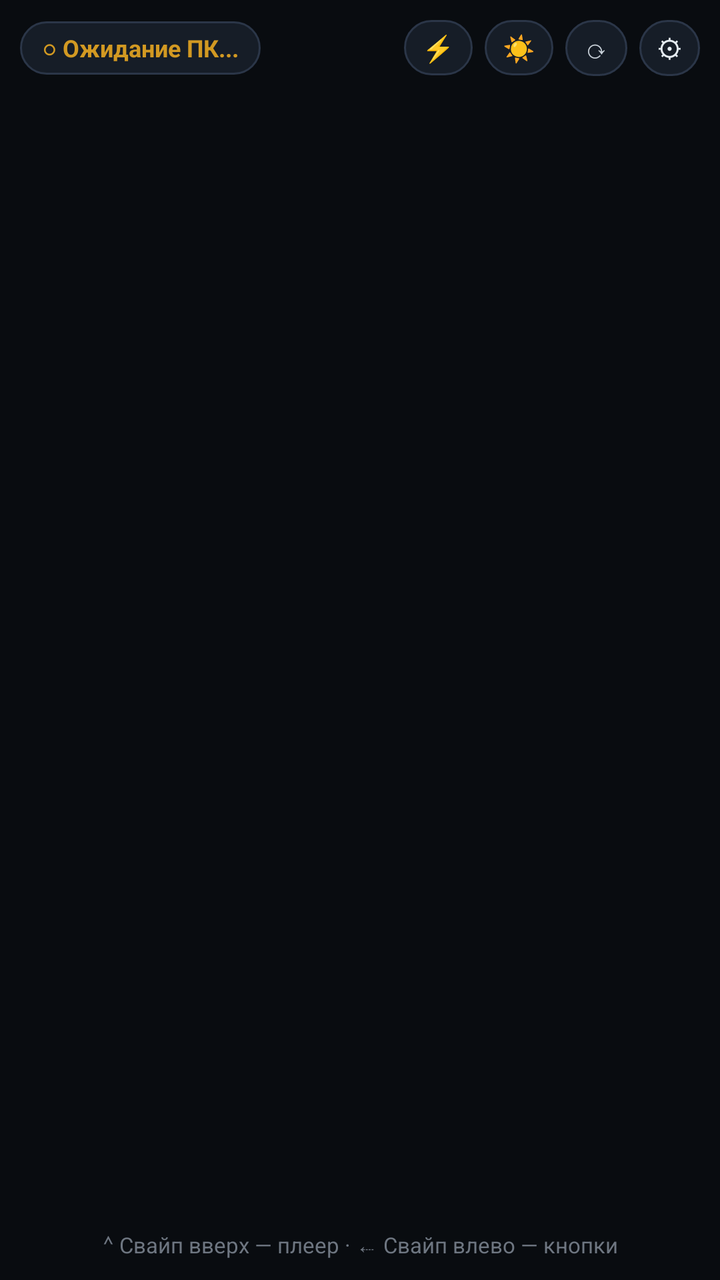
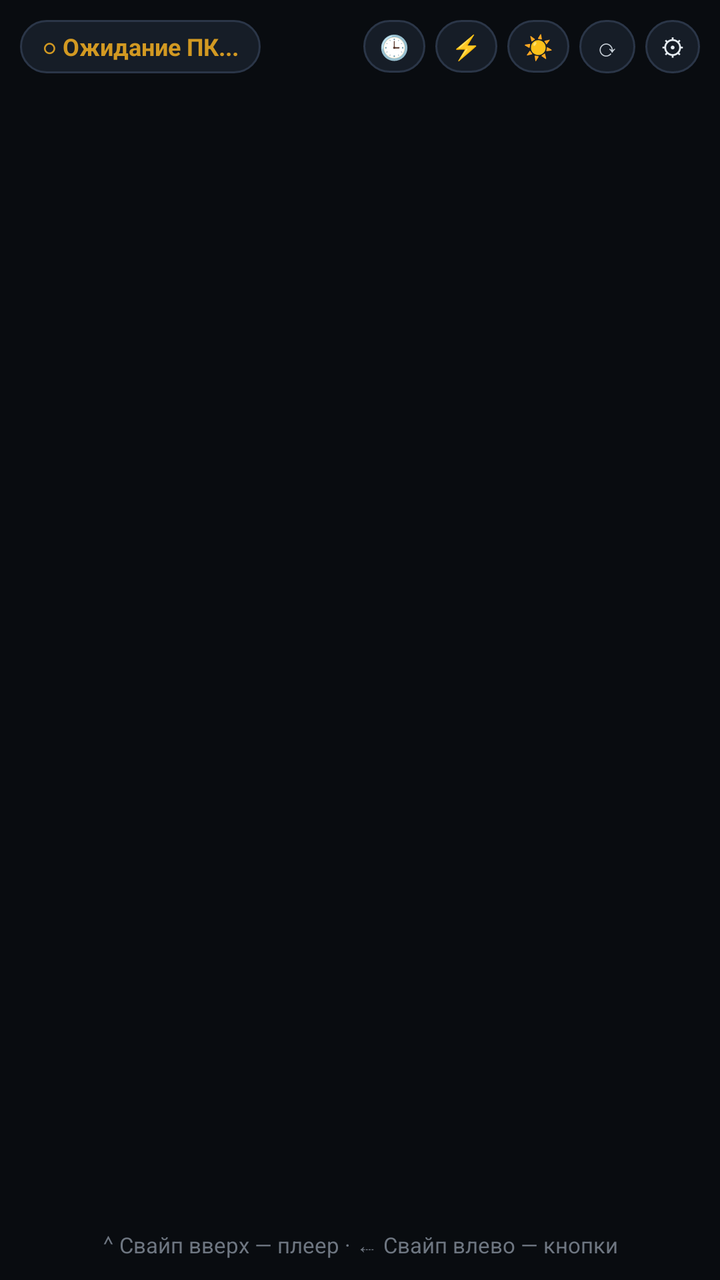

Screens rendered from an Android XML layout before and after an edit, with the pre-edit source and the edit as a unified diff.
<!-- AndroidManifest.xml: application theme Theme.PCMonitorUSB -->
<!-- res/layout/activity_main.xml -->
<?xml version="1.0" encoding="utf-8"?>
<FrameLayout xmlns:android="http://schemas.android.com/apk/res/android"
    android:id="@+id/rootContainer"
    android:layout_width="match_parent"
    android:layout_height="match_parent"
    android:background="#090C10">

    <LinearLayout
        android:id="@+id/rootLayout"
        android:layout_width="match_parent"
        android:layout_height="match_parent"
        android:orientation="vertical"
        android:padding="10dp">

        <LinearLayout
            android:layout_width="match_parent"
            android:layout_height="wrap_content"
            android:gravity="center_vertical"
            android:orientation="horizontal"
            android:paddingBottom="6dp">

            <TextView
                android:id="@+id/tvStatus"
                android:layout_width="wrap_content"
                android:layout_height="wrap_content"
                android:background="@drawable/status_pill_bg"
                android:paddingLeft="11dp"
                android:paddingTop="5dp"
                android:paddingRight="11dp"
                android:paddingBottom="5dp"
                android:text="○ Ожидание ПК..."
                android:textColor="#D29922"
                android:textSize="12sp"
                android:textStyle="bold" />

            <TextView
                android:id="@+id/tvGameName"
                android:layout_width="0dp"
                android:layout_height="wrap_content"
                android:layout_weight="1"
                android:ellipsize="end"
                android:maxLines="1"
                android:paddingLeft="8dp"
                android:paddingRight="6dp"
                android:text=""
                android:textColor="#8B949E"
                android:textSize="12sp" />

            <TextView
                android:id="@+id/btnUpdateApp"
                android:layout_width="wrap_content"
                android:layout_height="wrap_content"
                android:layout_marginEnd="6dp"
                android:background="@drawable/status_pill_bg"
                android:paddingLeft="10dp"
                android:paddingTop="5dp"
                android:paddingRight="10dp"
                android:paddingBottom="5dp"
                android:text="⬇ Обновить"
                android:textColor="#3FB950"
                android:textSize="12sp"
                android:textStyle="bold"
                android:visibility="gone" />

            <TextView
                android:id="@+id/btnMacros"
                android:layout_width="wrap_content"
                android:layout_height="wrap_content"
                android:layout_marginEnd="6dp"
                android:background="@drawable/status_pill_bg"
                android:paddingLeft="9dp"
                android:paddingTop="5dp"
                android:paddingRight="9dp"
                android:paddingBottom="5dp"
                android:text="⚡"
                android:textColor="#E6EDF3"
                android:textSize="13sp" />

            <TextView
                android:id="@+id/btnDim"
                android:layout_width="wrap_content"
                android:layout_height="wrap_content"
                android:layout_marginEnd="6dp"
                android:background="@drawable/status_pill_bg"
                android:paddingLeft="9dp"
                android:paddingTop="5dp"
                android:paddingRight="9dp"
                android:paddingBottom="5dp"
                android:text="☀"
                android:textColor="#C9D1D9"
                android:textSize="13sp" />

            <TextView
                android:id="@+id/btnRotate"
                android:layout_width="wrap_content"
                android:layout_height="wrap_content"
                android:layout_marginEnd="6dp"
                android:background="@drawable/status_pill_bg"
                android:paddingLeft="9dp"
                android:paddingTop="5dp"
                android:paddingRight="9dp"
                android:paddingBottom="5dp"
                android:text="⟳"
                android:textColor="#C9D1D9"
                android:textSize="13sp" />

            <TextView
                android:id="@+id/btnSettings"
                android:layout_width="wrap_content"
                android:layout_height="wrap_content"
                android:background="@drawable/status_pill_bg"
                android:paddingLeft="9dp"
                android:paddingTop="5dp"
                android:paddingRight="9dp"
                android:paddingBottom="5dp"
                android:text="⚙"
                android:textColor="#E6EDF3"
                android:textSize="13sp" />
        </LinearLayout>

        <GridLayout
            android:id="@+id/metricsGrid"
            android:layout_width="match_parent"
            android:layout_height="0dp"
            android:layout_weight="1"
            android:alignmentMode="alignBounds"
            android:useDefaultMargins="false" />

        <TextView
            android:id="@+id/tvMiniMedia"
            android:layout_width="match_parent"
            android:layout_height="wrap_content"
            android:ellipsize="end"
            android:gravity="center"
            android:maxLines="1"
            android:paddingTop="4dp"
            android:text="⌃ Свайп вверх — плеер · ⇠ Свайп влево — кнопки"
            android:textColor="#6E7681"
            android:textSize="11sp" />
    </LinearLayout>

    
    <FrameLayout
        android:id="@+id/mediaOverlay"
        android:layout_width="match_parent"
        android:layout_height="match_parent"
        android:background="#090C10"
        android:visibility="gone">

        <ImageView
            android:id="@+id/ivMediaBackdrop"
            android:layout_width="match_parent"
            android:layout_height="match_parent"
            android:alpha="0.88"
            android:scaleType="centerCrop" />

        <View
            android:id="@+id/mediaScrim"
            android:layout_width="match_parent"
            android:layout_height="match_parent"
            android:background="@drawable/media_scrim" />

        <LinearLayout
            android:layout_width="match_parent"
            android:layout_height="match_parent"
            android:gravity="center_horizontal"
            android:orientation="vertical"
            android:paddingLeft="20dp"
            android:paddingTop="12dp"
            android:paddingRight="20dp"
            android:paddingBottom="14dp">

            <View
                android:id="@+id/btnCloseMedia"
                android:layout_width="48dp"
                android:layout_height="5dp"
                android:layout_marginBottom="10dp"
                android:background="@drawable/glass_pill" />

            
            <LinearLayout
                android:id="@+id/mediaBody"
                android:layout_width="match_parent"
                android:layout_height="0dp"
                android:layout_weight="1"
                android:gravity="center"
                android:orientation="horizontal">

                <ImageView
                    android:id="@+id/ivMediaArt"
                    android:layout_width="148dp"
                    android:layout_height="148dp"
                    android:layout_margin="12dp"
                    android:background="@drawable/card_bg"
                    android:elevation="16dp"
                    android:scaleType="centerCrop"
                    android:visibility="gone" />

                <LinearLayout
                    android:id="@+id/mediaRightCol"
                    android:layout_width="0dp"
                    android:layout_height="wrap_content"
                    android:layout_weight="1"
                    android:gravity="center_horizontal"
                    android:orientation="vertical"
                    android:paddingLeft="8dp"
                    android:paddingRight="8dp">

                    <LinearLayout
                        android:layout_width="wrap_content"
                        android:layout_height="wrap_content"
                        android:gravity="center_vertical"
                        android:orientation="horizontal">

                        <TextView
                            android:id="@+id/tvMediaStatus"
                            android:layout_width="wrap_content"
                            android:layout_height="wrap_content"
                            android:letterSpacing="0.08"
                            android:text="NOW PLAYING"
                            android:textAllCaps="true"
                            android:textColor="#58A6FF"
                            android:textSize="11sp"
                            android:textStyle="bold" />

                        <com.pcmonitor.usb.AudioVisualizerView
                            android:id="@+id/audioVisualizer"
                            android:layout_width="96dp"
                            android:layout_height="18dp"
                            android:layout_marginStart="10dp" />
                    </LinearLayout>

                    <TextView
                        android:id="@+id/tvMediaTitle"
                        android:layout_width="match_parent"
                        android:layout_height="wrap_content"
                        android:layout_marginTop="6dp"
                        android:ellipsize="end"
                        android:gravity="center"
                        android:maxLines="2"
                        android:text="Ничего не играет"
                        android:textColor="#FFFFFF"
                        android:textSize="22sp"
                        android:textStyle="bold" />

                    <TextView
                        android:id="@+id/tvMediaArtist"
                        android:layout_width="match_parent"
                        android:layout_height="wrap_content"
                        android:layout_marginTop="2dp"
                        android:ellipsize="end"
                        android:gravity="center"
                        android:maxLines="1"
                        android:text=""
                        android:textColor="#C2CCD6"
                        android:textSize="14sp" />

                    <ProgressBar
                        android:id="@+id/mediaProgress"
                        style="?android:attr/progressBarStyleHorizontal"
                        android:layout_width="match_parent"
                        android:layout_height="4dp"
                        android:layout_marginTop="12dp"
                        android:max="1000"
                        android:progress="0" />

                    <LinearLayout
                        android:layout_width="match_parent"
                        android:layout_height="wrap_content"
                        android:layout_marginTop="3dp"
                        android:orientation="horizontal">

                        <TextView
                            android:id="@+id/tvMediaPos"
                            android:layout_width="0dp"
                            android:layout_height="wrap_content"
                            android:layout_weight="1"
                            android:fontFamily="monospace"
                            android:text="0:00"
                            android:textColor="#9AA6B2"
                            android:textSize="11sp" />

                        <TextView
                            android:id="@+id/tvMediaDur"
                            android:layout_width="wrap_content"
                            android:layout_height="wrap_content"
                            android:fontFamily="monospace"
                            android:text="0:00"
                            android:textColor="#9AA6B2"
                            android:textSize="11sp" />
                    </LinearLayout>

                    
                    <LinearLayout
                        android:layout_width="wrap_content"
                        android:layout_height="wrap_content"
                        android:layout_marginTop="12dp"
                        android:gravity="center"
                        android:orientation="horizontal">

                        <ImageView
                            android:id="@+id/btnPrev"
                            android:layout_width="48dp"
                            android:layout_height="48dp"
                            android:layout_marginEnd="18dp"
                            android:background="@drawable/glass_circle_btn"
                            android:padding="11dp"
                            android:src="@drawable/ic_prev" />

                        <ImageView
                            android:id="@+id/btnPlayPause"
                            android:layout_width="62dp"
                            android:layout_height="62dp"
                            android:layout_marginEnd="18dp"
                            android:background="@drawable/glass_circle_btn"
                            android:elevation="8dp"
                            android:padding="15dp"
                            android:src="@drawable/ic_play" />

                        <ImageView
                            android:id="@+id/btnNext"
                            android:layout_width="48dp"
                            android:layout_height="48dp"
                            android:background="@drawable/glass_circle_btn"
                            android:padding="11dp"
                            android:src="@drawable/ic_next" />
                    </LinearLayout>

                    
                    <LinearLayout
                        android:layout_width="wrap_content"
                        android:layout_height="38dp"
                        android:layout_marginTop="12dp"
                        android:background="@drawable/glass_pill"
                        android:gravity="center"
                        android:orientation="horizontal"
                        android:paddingLeft="10dp"
                        android:paddingRight="10dp">

                        <ImageView
                            android:id="@+id/btnVolDown"
                            android:layout_width="36dp"
                            android:layout_height="36dp"
                            android:padding="8dp"
                            android:src="@drawable/ic_vol_down" />

                        <ImageView
                            android:id="@+id/btnVolMute"
                            android:layout_width="36dp"
                            android:layout_height="36dp"
                            android:layout_marginStart="6dp"
                            android:layout_marginEnd="6dp"
                            android:padding="8dp"
                            android:src="@drawable/ic_vol_mute" />

                        <ImageView
                            android:id="@+id/btnVolUp"
                            android:layout_width="36dp"
                            android:layout_height="36dp"
                            android:padding="8dp"
                            android:src="@drawable/ic_vol_up" />
                    </LinearLayout>
                </LinearLayout>
            </LinearLayout>
        </LinearLayout>
    </FrameLayout>

    
    <LinearLayout
        android:id="@+id/macroOverlay"
        android:layout_width="match_parent"
        android:layout_height="match_parent"
        android:background="#F5090C10"
        android:orientation="vertical"
        android:padding="12dp"
        android:visibility="gone">

        <LinearLayout
            android:layout_width="match_parent"
            android:layout_height="wrap_content"
            android:gravity="center_vertical"
            android:orientation="horizontal"
            android:paddingBottom="8dp">

            <TextView
                android:layout_width="0dp"
                android:layout_height="wrap_content"
                android:layout_weight="1"
                android:text="⚡ Быстрые кнопки ПК / OBS"
                android:textColor="#E6EDF3"
                android:textSize="15sp"
                android:textStyle="bold" />

            <TextView
                android:id="@+id/btnCloseMacros"
                android:layout_width="wrap_content"
                android:layout_height="wrap_content"
                android:background="@drawable/status_pill_bg"
                android:paddingLeft="14dp"
                android:paddingTop="5dp"
                android:paddingRight="14dp"
                android:paddingBottom="5dp"
                android:text="✕ Закрыть (свайп вправо)"
                android:textColor="#8B949E"
                android:textSize="12sp" />
        </LinearLayout>

        <GridLayout
            android:id="@+id/macroGrid"
            android:layout_width="match_parent"
            android:layout_height="0dp"
            android:layout_weight="1"
            android:alignmentMode="alignBounds"
            android:useDefaultMargins="false" />
    </LinearLayout>
</FrameLayout>
<!-- resources referenced by this layout -->
<resources>
  <!-- drawable card_bg (drawable) -->
  <?xml version="1.0" encoding="utf-8"?>
  <shape xmlns:android="http://schemas.android.com/apk/res/android" android:shape="rectangle">
      <solid android:color="#131922" />
      <stroke android:width="1dp" android:color="#243042" />
      <corners android:radius="14dp" />
  </shape>
  <!-- drawable glass_circle_btn (drawable) -->
  <?xml version="1.0" encoding="utf-8"?>
  <shape xmlns:android="http://schemas.android.com/apk/res/android" android:shape="oval">
      <solid android:color="#26FFFFFF" />
      <stroke android:width="1dp" android:color="#3DFFFFFF" />
  </shape>
  <!-- drawable glass_pill (drawable) -->
  <?xml version="1.0" encoding="utf-8"?>
  <shape xmlns:android="http://schemas.android.com/apk/res/android" android:shape="rectangle">
      <solid android:color="#24FFFFFF" />
      <stroke android:width="1dp" android:color="#33FFFFFF" />
      <corners android:radius="24dp" />
  </shape>
  <!-- drawable ic_next (drawable) -->
  <vector xmlns:android="http://schemas.android.com/apk/res/android"
      android:width="28dp" android:height="28dp" android:viewportWidth="24" android:viewportHeight="24">
      <path android:fillColor="#FFFFFF" android:pathData="M6,18l8.5,-6L6,6v12zM16,6v12h2V6h-2z"/>
  </vector>
  <!-- drawable ic_play (drawable) -->
  <vector xmlns:android="http://schemas.android.com/apk/res/android"
      android:width="34dp" android:height="34dp" android:viewportWidth="24" android:viewportHeight="24">
      <path android:fillColor="#090C10" android:pathData="M8,5.14v14l11,-7l-11,-7z"/>
  </vector>
  <!-- drawable ic_prev (drawable) -->
  <vector xmlns:android="http://schemas.android.com/apk/res/android"
      android:width="28dp" android:height="28dp" android:viewportWidth="24" android:viewportHeight="24">
      <path android:fillColor="#FFFFFF" android:pathData="M6,6h2v12H6V6zM9.5,12l8.5,6V6l-8.5,6z"/>
  </vector>
  <!-- drawable ic_vol_down (drawable) -->
  <vector xmlns:android="http://schemas.android.com/apk/res/android"
      android:width="20dp" android:height="20dp" android:viewportWidth="24" android:viewportHeight="24">
      <path android:fillColor="#E6EDF3" android:pathData="M18.5,12c0,-1.77 -1.02,-3.29 -2.5,-4.03v8.05c1.48,-0.73 2.5,-2.25 2.5,-4.02zM5,9v6h4l5,5V4L9,9H5z"/>
  </vector>
  <!-- drawable ic_vol_up (drawable) -->
  <vector xmlns:android="http://schemas.android.com/apk/res/android"
      android:width="20dp" android:height="20dp" android:viewportWidth="24" android:viewportHeight="24">
      <path android:fillColor="#E6EDF3" android:pathData="M3,9v6h4l5,5V4L7,9H3zM16.5,12c0,-1.77 -1.02,-3.29 -2.5,-4.03v8.05c1.48,-0.73 2.5,-2.25 2.5,-4.02zM14,3.23v2.06c2.89,0.86 5,3.54 5,6.71s-2.11,5.85 -5,6.71v2.06c4.01,-0.91 7,-4.49 7,-8.77s-2.99,-7.86 -7,-8.77z"/>
  </vector>
  <!-- drawable media_scrim (drawable) -->
  <?xml version="1.0" encoding="utf-8"?>
  <shape xmlns:android="http://schemas.android.com/apk/res/android" android:shape="rectangle">
      <gradient
          android:angle="270"
          android:startColor="#99080B10"
          android:centerColor="#CC080B10"
          android:endColor="#EE06080C" />
  </shape>
  <!-- drawable status_pill_bg (drawable) -->
  <?xml version="1.0" encoding="utf-8"?>
  <shape xmlns:android="http://schemas.android.com/apk/res/android" android:shape="rectangle">
      <solid android:color="#161D27" />
      <stroke android:width="1dp" android:color="#2B3648" />
      <corners android:radius="20dp" />
  </shape>
  <style name="Theme.PCMonitorUSB" parent="Theme.AppCompat.NoActionBar">
          <item name="android:windowBackground">#090C10</item>
          <item name="android:statusBarColor">#090C10</item>
          <item name="android:navigationBarColor">#090C10</item>
      </style>
  <!-- unchanged entries left out for length: 1 -->
</resources>

<!-- the commit's change to res/layout/activity_main.xml (unified diff, before → after) -->
@@ -4,6 +4,21 @@
     android:layout_width="match_parent"
     android:layout_height="match_parent"
     android:background="#090C10">
+
+    
+    <ImageView
+        android:id="@+id/ivCustomBg"
+        android:layout_width="match_parent"
+        android:layout_height="match_parent"
+        android:scaleType="centerCrop"
+        android:visibility="gone" />
+
+    <View
+        android:id="@+id/customBgScrim"
+        android:layout_width="match_parent"
+        android:layout_height="match_parent"
+        android:background="#88090C10"
+        android:visibility="gone" />
 
     <LinearLayout
         android:id="@+id/rootLayout"
@@ -50,72 +65,86 @@
                 android:id="@+id/btnUpdateApp"
                 android:layout_width="wrap_content"
                 android:layout_height="wrap_content"
-                android:layout_marginEnd="6dp"
-                android:background="@drawable/status_pill_bg"
-                android:paddingLeft="10dp"
-                android:paddingTop="5dp"
-                android:paddingRight="10dp"
+                android:layout_marginEnd="5dp"
+                android:background="@drawable/status_pill_bg"
+                android:paddingLeft="9dp"
+                android:paddingTop="5dp"
+                android:paddingRight="9dp"
                 android:paddingBottom="5dp"
                 android:text="⬇ Обновить"
                 android:textColor="#3FB950"
-                android:textSize="12sp"
+                android:textSize="11sp"
                 android:textStyle="bold"
                 android:visibility="gone" />
 
             <TextView
+                android:id="@+id/btnClockMode"
+                android:layout_width="wrap_content"
+                android:layout_height="wrap_content"
+                android:layout_marginEnd="5dp"
+                android:background="@drawable/status_pill_bg"
+                android:paddingLeft="8dp"
+                android:paddingTop="5dp"
+                android:paddingRight="8dp"
+                android:paddingBottom="5dp"
+                android:text="🕒"
+                android:textColor="#E6EDF3"
+                android:textSize="12sp" />
+
+            <TextView
                 android:id="@+id/btnMacros"
                 android:layout_width="wrap_content"
                 android:layout_height="wrap_content"
-                android:layout_marginEnd="6dp"
-                android:background="@drawable/status_pill_bg"
-                android:paddingLeft="9dp"
-                android:paddingTop="5dp"
-                android:paddingRight="9dp"
+                android:layout_marginEnd="5dp"
+                android:background="@drawable/status_pill_bg"
+                android:paddingLeft="8dp"
+                android:paddingTop="5dp"
+                android:paddingRight="8dp"
                 android:paddingBottom="5dp"
                 android:text="⚡"
                 android:textColor="#E6EDF3"
-                android:textSize="13sp" />
+                android:textSize="12sp" />
 
             <TextView
                 android:id="@+id/btnDim"
                 android:layout_width="wrap_content"
                 android:layout_height="wrap_content"
-                android:layout_marginEnd="6dp"
-                android:background="@drawable/status_pill_bg"
-                android:paddingLeft="9dp"
-                android:paddingTop="5dp"
-                android:paddingRight="9dp"
+                android:layout_marginEnd="5dp"
+                android:background="@drawable/status_pill_bg"
+                android:paddingLeft="8dp"
+                android:paddingTop="5dp"
+                android:paddingRight="8dp"
                 android:paddingBottom="5dp"
                 android:text="☀"
                 android:textColor="#C9D1D9"
-                android:textSize="13sp" />
+                android:textSize="12sp" />
 
             <TextView
                 android:id="@+id/btnRotate"
                 android:layout_width="wrap_content"
                 android:layout_height="wrap_content"
-                android:layout_marginEnd="6dp"
-                android:background="@drawable/status_pill_bg"
-                android:paddingLeft="9dp"
-                android:paddingTop="5dp"
-                android:paddingRight="9dp"
+                android:layout_marginEnd="5dp"
+                android:background="@drawable/status_pill_bg"
+                android:paddingLeft="8dp"
+                android:paddingTop="5dp"
+                android:paddingRight="8dp"
                 android:paddingBottom="5dp"
                 android:text="⟳"
                 android:textColor="#C9D1D9"
-                android:textSize="13sp" />
+                android:textSize="12sp" />
 
             <TextView
                 android:id="@+id/btnSettings"
                 android:layout_width="wrap_content"
                 android:layout_height="wrap_content"
                 android:background="@drawable/status_pill_bg"
-                android:paddingLeft="9dp"
-                android:paddingTop="5dp"
-                android:paddingRight="9dp"
+                android:paddingLeft="8dp"
+                android:paddingTop="5dp"
+                android:paddingRight="8dp"
                 android:paddingBottom="5dp"
                 android:text="⚙"
                 android:textColor="#E6EDF3"
-                android:textSize="13sp" />
+                android:textSize="12sp" />
         </LinearLayout>
 
         <GridLayout
@@ -140,6 +169,53 @@
     </LinearLayout>
 
     
+    <LinearLayout
+        android:id="@+id/standbyOverlay"
+        android:layout_width="match_parent"
+        android:layout_height="match_parent"
+        android:background="#E605070A"
+        android:gravity="center"
+        android:orientation="vertical"
+        android:padding="24dp"
+        android:visibility="gone">
+
+        <TextView
+            android:id="@+id/tvClockTime"
+            android:layout_width="wrap_content"
+            android:layout_height="wrap_content"
+            android:fontFamily="monospace"
+            android:text="12:00"
+            android:textColor="#FFFFFF"
+            android:textSize="76sp"
+            android:textStyle="bold" />
+
+        <TextView
+            android:id="@+id/tvClockDate"
+            android:layout_width="wrap_content"
+            android:layout_height="wrap_content"
+            android:layout_marginTop="4dp"
+            android:text=""
+            android:textColor="#8B949E"
+            android:textSize="16sp" />
+
+        <TextView
+            android:id="@+id/tvClockMedia"
+            android:layout_width="wrap_content"
+            android:layout_height="wrap_content"
+            android:layout_marginTop="20dp"
+            android:background="@drawable/glass_pill"
+            android:ellipsize="end"
+            android:maxLines="1"
+            android:paddingLeft="16dp"
+            android:paddingTop="7dp"
+            android:paddingRight="16dp"
+            android:paddingBottom="7dp"
+            android:text="Нажми в любом месте — вернуться к датчикам"
+            android:textColor="#C9D1D9"
+            android:textSize="13sp" />
+    </LinearLayout>
+
+    
     <FrameLayout
         android:id="@+id/mediaOverlay"
         android:layout_width="match_parent"
@@ -177,7 +253,6 @@
                 android:layout_marginBottom="10dp"
                 android:background="@drawable/glass_pill" />
 
-            
             <LinearLayout
                 android:id="@+id/mediaBody"
                 android:layout_width="match_parent"
@@ -290,7 +365,6 @@
                             android:textSize="11sp" />
                     </LinearLayout>
 
-                    
                     <LinearLayout
                         android:layout_width="wrap_content"
                         android:layout_height="wrap_content"
@@ -326,7 +400,6 @@
                             android:src="@drawable/ic_next" />
                     </LinearLayout>
 
-                    
                     <LinearLayout
                         android:layout_width="wrap_content"
                         android:layout_height="38dp"
@@ -380,15 +453,15 @@
             android:layout_height="wrap_content"
             android:gravity="center_vertical"
             android:orientation="horizontal"
-            android:paddingBottom="8dp">
+            android:paddingBottom="6dp">
 
             <TextView
                 android:layout_width="0dp"
                 android:layout_height="wrap_content"
                 android:layout_weight="1"
-                android:text="⚡ Быстрые кнопки ПК / OBS"
+                android:text="⚡ STREAM DECK"
                 android:textColor="#E6EDF3"
-                android:textSize="15sp"
+                android:textSize="14sp"
                 android:textStyle="bold" />
 
             <TextView
@@ -396,14 +469,68 @@
                 android:layout_width="wrap_content"
                 android:layout_height="wrap_content"
                 android:background="@drawable/status_pill_bg"
-                android:paddingLeft="14dp"
-                android:paddingTop="5dp"
-                android:paddingRight="14dp"
-                android:paddingBottom="5dp"
-                android:text="✕ Закрыть (свайп вправо)"
+                android:paddingLeft="12dp"
+                android:paddingTop="5dp"
+                android:paddingRight="12dp"
+                android:paddingBottom="5dp"
+                android:text="✕ Свайп вправо"
                 android:textColor="#8B949E"
                 android:textSize="12sp" />
         </LinearLayout>
+
+        
+        <HorizontalScrollView
+            android:id="@+id/obsBar"
+            android:layout_width="match_parent"
+            android:layout_height="wrap_content"
+            android:layout_marginBottom="8dp"
+            android:scrollbars="none"
+            android:visibility="gone">
+
+            <LinearLayout
+                android:id="@+id/obsRow"
+                android:layout_width="wrap_content"
+                android:layout_height="wrap_content"
+                android:gravity="center_vertical"
+                android:orientation="horizontal">
+
+                <TextView
+                    android:id="@+id/btnObsStream"
+                    android:layout_width="wrap_content"
+                    android:layout_height="wrap_content"
+                    android:layout_marginEnd="8dp"
+                    android:background="@drawable/status_pill_bg"
+                    android:paddingLeft="12dp"
+                    android:paddingTop="6dp"
+                    android:paddingRight="12dp"
+                    android:paddingBottom="6dp"
+                    android:text="● OBS Стрим"
+                    android:textColor="#E6EDF3"
+                    android:textSize="12sp"
+                    android:textStyle="bold" />
+
+                <TextView
+                    android:id="@+id/btnObsRecord"
+                    android:layout_width="wrap_content"
+                    android:layout_height="wrap_content"
+                    android:layout_marginEnd="10dp"
+                    android:background="@drawable/status_pill_bg"
+                    android:paddingLeft="12dp"
+                    android:paddingTop="6dp"
+                    android:paddingRight="12dp"
+                    android:paddingBottom="6dp"
+                    android:text="⏺ Запись"
+                    android:textColor="#E6EDF3"
+                    android:textSize="12sp"
+                    android:textStyle="bold" />
+
+                <LinearLayout
+                    android:id="@+id/obsScenesRow"
+                    android:layout_width="wrap_content"
+                    android:layout_height="wrap_content"
+                    android:orientation="horizontal" />
+            </LinearLayout>
+        </HorizontalScrollView>
 
         <GridLayout
             android:id="@+id/macroGrid"
